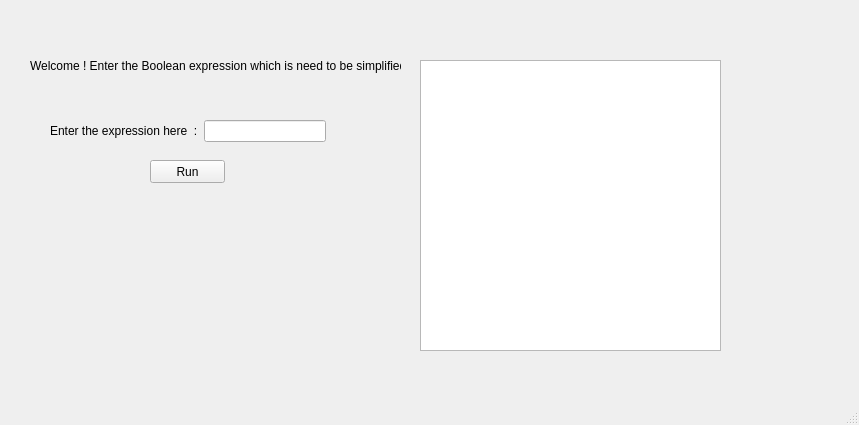
Old version of the form Puskar/Bool/Boolean_expn/mainwindow.ui in the repository 99saugat/CPP_Project.
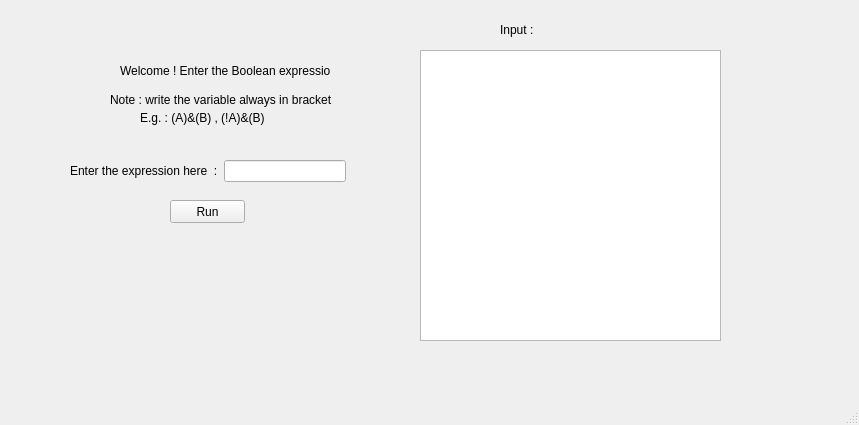
New version of the form.

Diff of the .ui file:
```diff
--- a/Puskar/Bool/Boolean_expn/mainwindow.ui
+++ b/Puskar/Bool/Boolean_expn/mainwindow.ui
@@ -17,21 +17,21 @@
    <widget class="QLabel" name="label_2">
     <property name="geometry">
      <rect>
-      <x>30</x>
-      <y>20</y>
-      <width>371</width>
-      <height>91</height>
+      <x>120</x>
+      <y>60</y>
+      <width>211</width>
+      <height>21</height>
      </rect>
     </property>
     <property name="text">
-     <string>Welcome ! Enter the Boolean expression which is need to be simplified.</string>
+     <string>Welcome ! Enter the Boolean expression </string>
     </property>
    </widget>
    <widget class="QPushButton" name="pushButton">
     <property name="geometry">
      <rect>
-      <x>150</x>
-      <y>160</y>
+      <x>170</x>
+      <y>200</y>
       <width>75</width>
       <height>23</height>
      </rect>
@@ -43,8 +43,8 @@
    <widget class="QWidget" name="layoutWidget">
     <property name="geometry">
      <rect>
-      <x>50</x>
-      <y>120</y>
+      <x>70</x>
+      <y>160</y>
       <width>276</width>
       <height>22</height>
      </rect>
@@ -66,7 +66,7 @@
     <property name="geometry">
      <rect>
       <x>420</x>
-      <y>60</y>
+      <y>50</y>
       <width>301</width>
       <height>291</height>
      </rect>
@@ -84,8 +84,8 @@
    <widget class="QLabel" name="label_3">
     <property name="geometry">
      <rect>
-      <x>530</x>
-      <y>30</y>
+      <x>550</x>
+      <y>20</y>
       <width>61</width>
       <height>21</height>
      </rect>
@@ -97,6 +97,45 @@
      <bool>true</bool>
     </property>
    </widget>
+   <widget class="QLabel" name="label_4">
+    <property name="geometry">
+     <rect>
+      <x>110</x>
+      <y>90</y>
+      <width>221</width>
+      <height>20</height>
+     </rect>
+    </property>
+    <property name="text">
+     <string>Note : write the variable always in bracket </string>
+    </property>
+   </widget>
+   <widget class="QLabel" name="label_5">
+    <property name="geometry">
+     <rect>
+      <x>140</x>
+      <y>110</y>
+      <width>131</width>
+      <height>16</height>
+     </rect>
+    </property>
+    <property name="text">
+     <string>E.g. : (A)&amp;(B) , (!A)&amp;(B)</string>
+    </property>
+   </widget>
+   <widget class="QLabel" name="label_6">
+    <property name="geometry">
+     <rect>
+      <x>500</x>
+      <y>20</y>
+      <width>61</width>
+      <height>20</height>
+     </rect>
+    </property>
+    <property name="text">
+     <string>Input :</string>
+    </property>
+   </widget>
   </widget>
   <widget class="QMenuBar" name="menubar">
    <property name="geometry">
```
